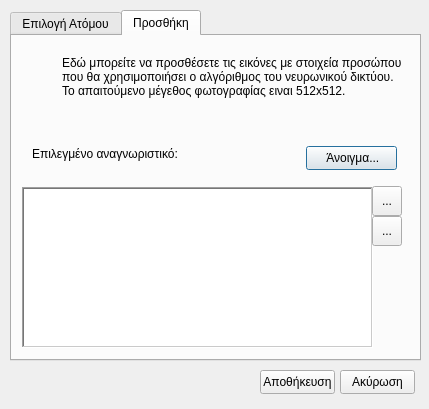
Felfired/Argus, file datasetdialog.ui: the form before one commit.
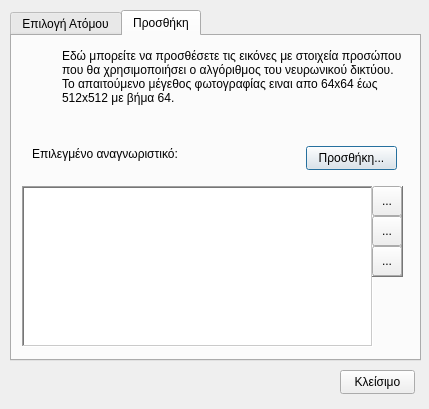
The form after the commit. The open tabs and pages were chosen to show the change. Icons and pictures are not drawn.

Diff of the .ui file:
```diff
--- a/datasetdialog.ui
+++ b/datasetdialog.ui
@@ -157,7 +157,7 @@
      <property name="geometry">
       <rect>
        <x>10</x>
-       <y>151</y>
+       <y>150</y>
        <width>351</width>
        <height>161</height>
       </rect>
@@ -165,6 +165,9 @@
      <property name="frameShape">
       <enum>QFrame::WinPanel</enum>
      </property>
+     <property name="showGrid">
+      <bool>false</bool>
+     </property>
     </widget>
     <widget class="QLabel" name="datasetDescriptionLabel">
      <property name="geometry">
@@ -176,7 +179,7 @@
       </rect>
      </property>
      <property name="text">
-      <string>Εδώ μπορείτε να προσθέσετε τις εικόνες με στοιχεία προσώπου που θα χρησιμοποιήσει ο αλγόριθμος του νευρωνικού δικτύου. Το απαιτούμενο μέγεθος φωτογραφίας ειναι 512x512.</string>
+      <string>Εδώ μπορείτε να προσθέσετε τις εικόνες με στοιχεία προσώπου που θα χρησιμοποιήσει ο αλγόριθμος του νευρωνικού δικτύου. Το απαιτούμενο μέγεθος φωτογραφίας ειναι απο 64x64 έως 512x512 με βήμα 64.</string>
      </property>
      <property name="scaledContents">
       <bool>false</bool>
@@ -195,11 +198,7 @@
       </rect>
      </property>
      <property name="text">
-      <string> Άνοιγμα...</string>
-     </property>
-     <property name="icon">
-      <iconset>
-       <normaloff>res/icons/open.png</normaloff>res/icons/open.png</iconset>
+      <string>Προσθήκη...</string>
      </property>
     </widget>
     <widget class="QLabel" name="label">
@@ -233,11 +232,26 @@
       <string/>
      </property>
     </widget>
+    <widget class="QFrame" name="frame">
+     <property name="geometry">
+      <rect>
+       <x>360</x>
+       <y>150</y>
+       <width>31</width>
+       <height>91</height>
+      </rect>
+     </property>
+     <property name="frameShape">
+      <enum>QFrame::WinPanel</enum>
+     </property>
+     <property name="frameShadow">
+      <enum>QFrame::Raised</enum>
+     </property>
     <widget class="QToolButton" name="deleteButton">
      <property name="geometry">
       <rect>
-       <x>360</x>
-       <y>150</y>
+        <x>0</x>
+        <y>0</y>
        <width>30</width>
        <height>30</height>
       </rect>
@@ -256,8 +270,8 @@
     <widget class="QToolButton" name="refreshButton">
      <property name="geometry">
       <rect>
-       <x>360</x>
-       <y>180</y>
+        <x>0</x>
+        <y>30</y>
        <width>30</width>
        <height>30</height>
       </rect>
@@ -270,6 +284,27 @@
        <normaloff>:/argus/res/app_icons/refresh.png</normaloff>:/argus/res/app_icons/refresh.png</iconset>
      </property>
     </widget>
+     <widget class="QToolButton" name="previewButton">
+      <property name="geometry">
+       <rect>
+        <x>0</x>
+        <y>60</y>
+        <width>30</width>
+        <height>30</height>
+       </rect>
+      </property>
+      <property name="toolTip">
+       <string>Προβολή επιλεγμένης φωτογραφίας.</string>
+      </property>
+      <property name="text">
+       <string>...</string>
+      </property>
+      <property name="icon">
+       <iconset resource="resources.qrc">
+        <normaloff>:/argus/res/app_icons/view_on.png</normaloff>:/argus/res/app_icons/view_on.png</iconset>
+      </property>
+     </widget>
+    </widget>
    </widget>
   </widget>
   <widget class="QPushButton" name="cancelButton">
@@ -282,20 +317,7 @@
     </rect>
    </property>
    <property name="text">
-    <string>Ακύρωση</string>
-   </property>
-  </widget>
-  <widget class="QPushButton" name="saveButton">
-   <property name="geometry">
-    <rect>
-     <x>260</x>
-     <y>370</y>
-     <width>75</width>
-     <height>24</height>
-    </rect>
-   </property>
-   <property name="text">
-    <string>Αποθήκευση</string>
+    <string>Κλείσιμο</string>
    </property>
   </widget>
  </widget>
```
Left out of the diff: 31 changed lines with no effect on the pictures. Lines whose indentation alone changed are shown as unchanged.
